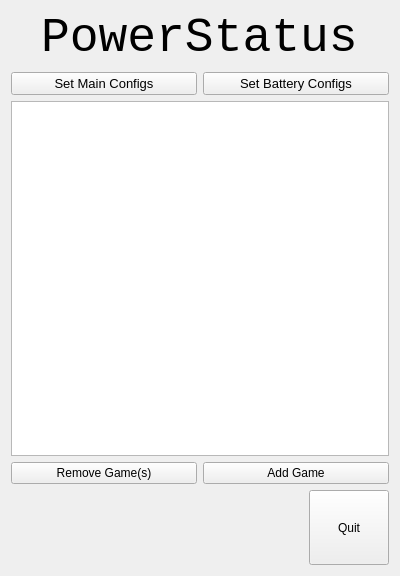
Old version of the form cfg-switcher/cfgswitcher.ui in the repository cspang1/cfg-switcher.
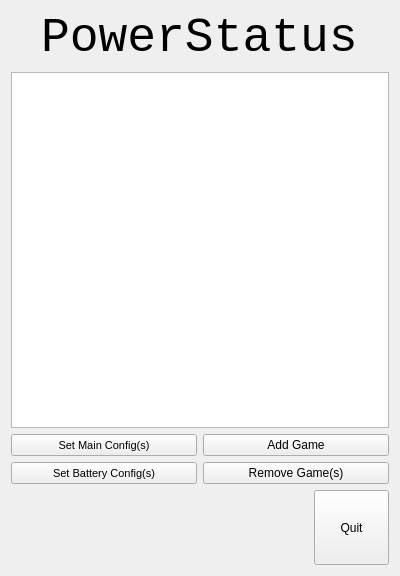
New version of the form. Icons and pictures are not drawn.

Commit message: Refactored set game config UI elements/behavior

```diff
--- a/cfg-switcher/cfgswitcher.ui
+++ b/cfg-switcher/cfgswitcher.ui
@@ -35,73 +35,92 @@
     </layout>
    </item>
    <item>
-    <layout class="QHBoxLayout" name="horizontalLayout">
+    <layout class="QVBoxLayout" name="verticalLayout_3">
      <item>
-      <widget class="QPushButton" name="setMainCfgBtn">
-       <property name="sizePolicy">
-        <sizepolicy hsizetype="Minimum" vsizetype="Minimum">
-         <horstretch>0</horstretch>
-         <verstretch>0</verstretch>
-        </sizepolicy>
-       </property>
-       <property name="maximumSize">
-        <size>
-         <width>500</width>
-         <height>100</height>
-        </size>
-       </property>
-       <property name="font">
-        <font>
-         <pointsize>10</pointsize>
-         <weight>50</weight>
-         <bold>false</bold>
-         <kerning>true</kerning>
-        </font>
-       </property>
-       <property name="text">
-        <string>Set Main Configs</string>
-       </property>
-      </widget>
+      <widget class="QTableView" name="gamesTableView"/>
      </item>
      <item>
-      <widget class="QPushButton" name="setBattCfgBtn">
-       <property name="sizePolicy">
-        <sizepolicy hsizetype="Minimum" vsizetype="Minimum">
-         <horstretch>0</horstretch>
-         <verstretch>0</verstretch>
-        </sizepolicy>
-       </property>
-       <property name="maximumSize">
-        <size>
-         <width>500</width>
-         <height>100</height>
-        </size>
-       </property>
-       <property name="font">
-        <font>
-         <pointsize>10</pointsize>
-         <weight>50</weight>
-         <bold>false</bold>
-        </font>
-       </property>
-       <property name="text">
-        <string>Set Battery Configs</string>
-       </property>
-      </widget>
-     </item>
-    </layout>
-   </item>
-   <item>
-    <layout class="QHBoxLayout" name="horizontalLayout_4">
-     <item>
-      <layout class="QVBoxLayout" name="verticalLayout_3">
+      <layout class="QHBoxLayout" name="horizontalLayout_5">
        <item>
-        <widget class="QTableView" name="gamesTableView"/>
+        <layout class="QVBoxLayout" name="verticalLayout_6">
+         <item>
+          <widget class="QPushButton" name="setMainCfgBtn">
+           <property name="sizePolicy">
+            <sizepolicy hsizetype="Minimum" vsizetype="Minimum">
+             <horstretch>0</horstretch>
+             <verstretch>0</verstretch>
+            </sizepolicy>
+           </property>
+           <property name="font">
+            <font>
+             <pointsize>8</pointsize>
+             <weight>50</weight>
+             <bold>false</bold>
+             <kerning>true</kerning>
+            </font>
+           </property>
+           <property name="text">
+            <string>Set Main Config(s)</string>
+           </property>
+           <property name="icon">
+            <iconset resource="resources.qrc">
+             <normaloff>:/icons/resources/ui/icons/main.png</normaloff>:/icons/resources/ui/icons/main.png</iconset>
+           </property>
+          </widget>
+         </item>
+         <item>
+          <widget class="QPushButton" name="setBattCfgBtn">
+           <property name="sizePolicy">
+            <sizepolicy hsizetype="Minimum" vsizetype="Minimum">
+             <horstretch>0</horstretch>
+             <verstretch>0</verstretch>
+            </sizepolicy>
+           </property>
+           <property name="font">
+            <font>
+             <pointsize>8</pointsize>
+             <weight>50</weight>
+             <bold>false</bold>
+            </font>
+           </property>
+           <property name="text">
+            <string>Set Battery Config(s)</string>
+           </property>
+           <property name="icon">
+            <iconset resource="resources.qrc">
+             <normaloff>:/icons/resources/ui/icons/battery.png</normaloff>:/icons/resources/ui/icons/battery.png</iconset>
+           </property>
+          </widget>
+         </item>
+        </layout>
        </item>
        <item>
-        <layout class="QHBoxLayout" name="horizontalLayout_5">
+        <layout class="QVBoxLayout" name="verticalLayout_4">
+         <item>
+          <widget class="QPushButton" name="addGameBtn">
+           <property name="sizePolicy">
+            <sizepolicy hsizetype="Minimum" vsizetype="Minimum">
+             <horstretch>0</horstretch>
+             <verstretch>0</verstretch>
+            </sizepolicy>
+           </property>
+           <property name="text">
+            <string>Add Game</string>
+           </property>
+           <property name="icon">
+            <iconset resource="resources.qrc">
+             <normaloff>:/icons/resources/ui/icons/add_game.png</normaloff>:/icons/resources/ui/icons/add_game.png</iconset>
+           </property>
+          </widget>
+         </item>
          <item>
           <widget class="QPushButton" name="remGames">
+           <property name="sizePolicy">
+            <sizepolicy hsizetype="Minimum" vsizetype="Minimum">
+             <horstretch>0</horstretch>
+             <verstretch>0</verstretch>
+            </sizepolicy>
+           </property>
            <property name="text">
             <string>Remove Game(s)</string>
            </property>
@@ -117,17 +136,6 @@
            </property>
           </widget>
          </item>
-         <item>
-          <widget class="QPushButton" name="addGameBtn">
-           <property name="text">
-            <string>Add Game</string>
-           </property>
-           <property name="icon">
-            <iconset resource="resources.qrc">
-             <normaloff>:/icons/resources/ui/icons/add_game.png</normaloff>:/icons/resources/ui/icons/add_game.png</iconset>
-           </property>
-          </widget>
-         </item>
         </layout>
        </item>
       </layout>
@@ -138,12 +146,24 @@
     <layout class="QHBoxLayout" name="horizontalLayout_3">
      <item alignment="Qt::AlignRight|Qt::AlignBottom">
       <widget class="QPushButton" name="quitButton">
+       <property name="sizePolicy">
+        <sizepolicy hsizetype="Fixed" vsizetype="Fixed">
+         <horstretch>0</horstretch>
+         <verstretch>0</verstretch>
+        </sizepolicy>
+       </property>
        <property name="minimumSize">
         <size>
          <width>75</width>
          <height>75</height>
         </size>
        </property>
+       <property name="maximumSize">
+        <size>
+         <width>75</width>
+         <height>75</height>
+        </size>
+       </property>
        <property name="text">
         <string>Quit</string>
        </property>
```
The commit also changes 5 other files.
